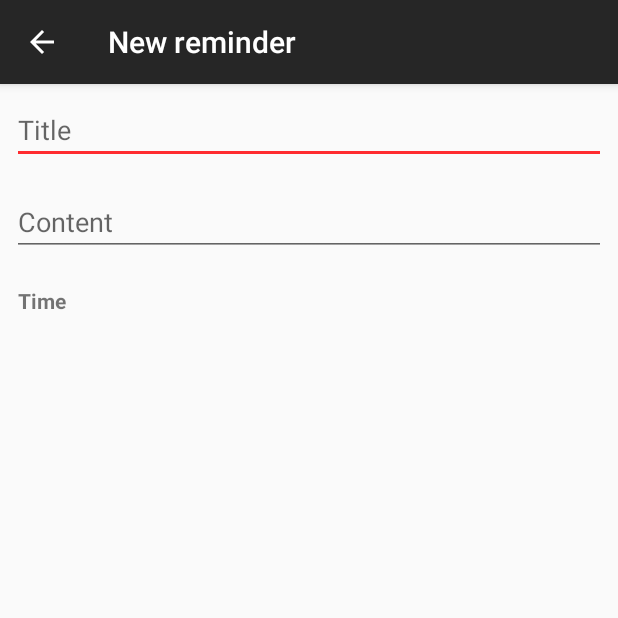
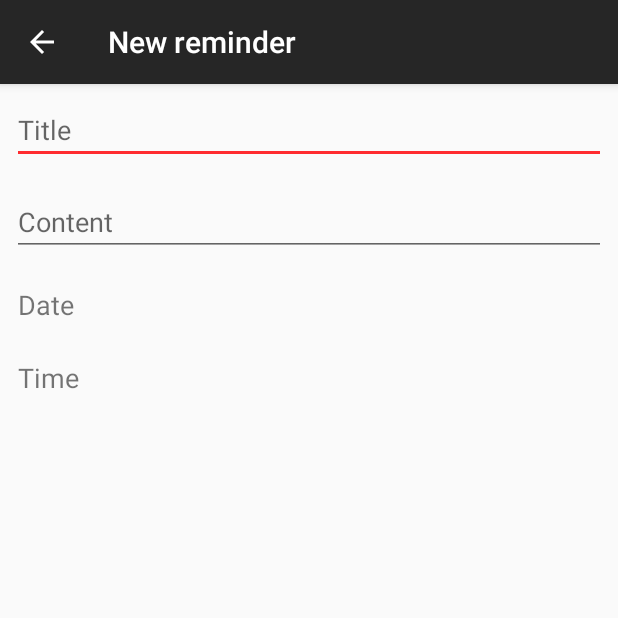
Before and after one commit to fy0715eien/floating-widget-android, an Android app: the FYReminderConfigActivity screen opened directly, with no data from a screen before it, on a phone screen of 412 x 824 dp, the top half of it. Run offline under Robolectric (Android 15) with nearby library versions, the phone set to English and light mode, and no system bars; our stand-ins replace ButterKnife.

Commit message:
解决时间日期格式

```diff
--- a/app/src/main/AndroidManifest.xml
+++ b/app/src/main/AndroidManifest.xml
@@ -25,7 +25,7 @@
             </intent-filter>
         </activity>
         <activity
-            android:name=".component.activity.ReminderConfigActivity"
+            android:name=".gaosheng.ReminderConfigActivity"
             android:launchMode="singleInstance" />
 
         <service
--- a/app/src/main/java/com/example/fy071/floatingwidget/component/activity/FYReminderConfigActivity.java
+++ b/app/src/main/java/com/example/fy071/floatingwidget/component/activity/FYReminderConfigActivity.java
@@ -19,6 +19,7 @@ import com.example.fy071.floatingwidget.component.database.Alarm;
 import com.example.fy071.floatingwidget.component.database.DbManager;
 
 import java.util.Calendar;
+import java.util.Locale;
 
 import butterknife.BindView;
 import butterknife.ButterKnife;
@@ -33,8 +34,6 @@ public class FYReminderConfigActivity extends AppCompatActivity {
     EditText alarmConfigTitle;
     @BindView(R.id.alarm_config_content)
     EditText alarmConfigContent;
-    @BindView(R.id.alarm_config_time_hint)
-    TextView alarmTimeHint;
     @BindView(R.id.alarm_config_date)
     TextView alarmConfigDate;
     @BindView(R.id.alarm_config_time)
@@ -76,25 +75,24 @@ public class FYReminderConfigActivity extends AppCompatActivity {
         }
         finish();
     }
+
     private int id;
     private TimePickerDialog.OnTimeSetListener onTimeSetListener = new TimePickerDialog.OnTimeSetListener() {
         @Override
         public void onTimeSet(TimePicker view, int hourOfDay, int minute) {
-            final String time = String.valueOf(hourOfDay) + ":" + minute;
+            final String time = String.format(Locale.CHINA, "%02d:%02d", hourOfDay, minute);
             alarmConfigTime.setText(time);
         }
     };
     private DatePickerDialog.OnDateSetListener onDateSetListener = new DatePickerDialog.OnDateSetListener() {
         @Override
         public void onDateSet(DatePicker view, int year, int month, int dayOfMonth) {
-            alarmTimeHint.setVisibility(View.GONE);
-            final String date = String.valueOf(year) + "." + month + "." + dayOfMonth;
+            final String date = String.valueOf(year) + "." + (month + 1) + "." + dayOfMonth;
             alarmConfigDate.setText(date);
-            showTimePickerDialog();
         }
     };
 
-    @OnClick(R.id.linearLayout_date_time)
+    @OnClick(R.id.alarm_config_date)
     void showDatePickerDialog() {
         // Use the current date as the default date in the picker
         final Calendar c = Calendar.getInstance();
@@ -104,6 +102,7 @@ public class FYReminderConfigActivity extends AppCompatActivity {
         new DatePickerDialog(this, onDateSetListener, year, month, day).show();
     }
 
+    @OnClick(R.id.alarm_config_time)
     void showTimePickerDialog() {
         // Use the current time as the default values for the picker
         final Calendar c = Calendar.getInstance();
@@ -124,8 +123,6 @@ public class FYReminderConfigActivity extends AppCompatActivity {
         id = getIntent().getIntExtra("id", NEW_ALARM);
         if (id == NEW_ALARM) {
             toolbar.setTitle(R.string.toolbar_new_reminder);
-
-            alarmTimeHint.setVisibility(View.VISIBLE);
         } else {
             toolbar.setTitle(R.string.toolbar_config_reminder);
 
--- a/app/src/main/java/com/example/fy071/floatingwidget/component/service/FloatingViewService.java
+++ b/app/src/main/java/com/example/fy071/floatingwidget/component/service/FloatingViewService.java
@@ -34,9 +34,9 @@ import android.widget.Toast;
 
 import com.example.fy071.floatingwidget.R;
 import com.example.fy071.floatingwidget.component.activity.PairingActivity;
-import com.example.fy071.floatingwidget.component.activity.ReminderConfigActivity;
 import com.example.fy071.floatingwidget.component.activity.SettingsActivity;
 import com.example.fy071.floatingwidget.component.broadcastreceiver.WeChatMessageReceiver;
+import com.example.fy071.floatingwidget.gaosheng.ReminderConfigActivity;
 import com.example.fy071.floatingwidget.util.Key;
 import com.example.fy071.floatingwidget.util.PxDpConverter;
 import com.ramotion.circlemenu.CircleMenuView;
--- a/app/src/main/java/com/example/fy071/floatingwidget/component/activity/ReminderConfigActivity.java
+++ b/app/src/main/java/com/example/fy071/floatingwidget/gaosheng/ReminderConfigActivity.java
@@ -1,4 +1,4 @@
-package com.example.fy071.floatingwidget.component.activity;
+package com.example.fy071.floatingwidget.gaosheng;
 
 import android.content.SharedPreferences;
 import android.os.Bundle;
@@ -10,7 +10,7 @@ import android.widget.EditText;
 import android.widget.TextView;
 
 import com.example.fy071.floatingwidget.R;
-import com.example.fy071.floatingwidget.component.TimePickerDialog;
+import com.example.fy071.floatingwidget.component.activity.BaseActivity;
 
 import butterknife.BindView;
 import butterknife.ButterKnife;
--- a/app/src/main/java/com/example/fy071/floatingwidget/component/TimePickerDialog.java
+++ b/app/src/main/java/com/example/fy071/floatingwidget/gaosheng/TimePickerDialog.java
@@ -1,4 +1,4 @@
-package com.example.fy071.floatingwidget.component;
+package com.example.fy071.floatingwidget.gaosheng;
 
 import android.content.Context;
 import android.content.DialogInterface;
--- a/app/src/main/res/layout/activity_fyreminder_config.xml
+++ b/app/src/main/res/layout/activity_fyreminder_config.xml
@@ -28,35 +28,21 @@
             android:layout_margin="8dp"
             android:hint="Content" />
 
-        <LinearLayout
-            android:id="@+id/linearLayout_date_time"
+        <TextView
+            android:id="@+id/alarm_config_date"
             android:layout_width="match_parent"
             android:layout_height="wrap_content"
-            android:layout_margin="8dp"
-            android:orientation="vertical">
+            android:layout_margin="12dp"
+            android:text="@string/date"
+            android:textSize="18sp" />
 
-            <TextView
-                android:id="@+id/alarm_config_time_hint"
-                android:layout_width="wrap_content"
-                android:layout_height="wrap_content"
-                android:layout_gravity="center_vertical"
-                android:layout_margin="4dp"
-                android:text="Time"
-                android:textStyle="bold"
-                android:visibility="gone" />
-
-            <TextView
-                android:id="@+id/alarm_config_date"
-                android:layout_width="wrap_content"
-                android:layout_height="wrap_content"
-                android:layout_margin="4dp" />
-
-            <TextView
-                android:id="@+id/alarm_config_time"
-                android:layout_width="wrap_content"
-                android:layout_height="wrap_content"
-                android:layout_margin="4dp" />
-        </LinearLayout>
+        <TextView
+            android:id="@+id/alarm_config_time"
+            android:layout_width="match_parent"
+            android:layout_height="wrap_content"
+            android:layout_margin="12dp"
+            android:text="@string/time"
+            android:textSize="18sp" />
 
     </LinearLayout>
 
--- a/app/src/main/res/layout/layout_message.xml
+++ b/app/src/main/res/layout/layout_message.xml
@@ -12,7 +12,7 @@
         android:background="#afffffff"
         android:textColor="#af000000"
         android:textSize="20sp"
-        android:gravity="left"
+        android:gravity="start"
         android:layout_height="wrap_content"/>
 
 </LinearLayout>
--- a/app/src/main/res/values/strings.xml
+++ b/app/src/main/res/values/strings.xml
@@ -59,5 +59,7 @@
 
     <string name="menu_search">Search</string>
 
-    <string name="snackbar_remove">1 item removed</string>
+    <string name="date">Date</string>
+    <string name="time">Time</string>
+
 </resources>
```
Also changed, not shown: app/src/main/java/com/example/fy071/floatingwidget/component/service/RandomDialogService.java (+60 -78 lines), app/src/main/java/com/example/fy071/floatingwidget/component/service/WeChatNotificationListenerService.java (+3 -15 lines), 1 other file.
